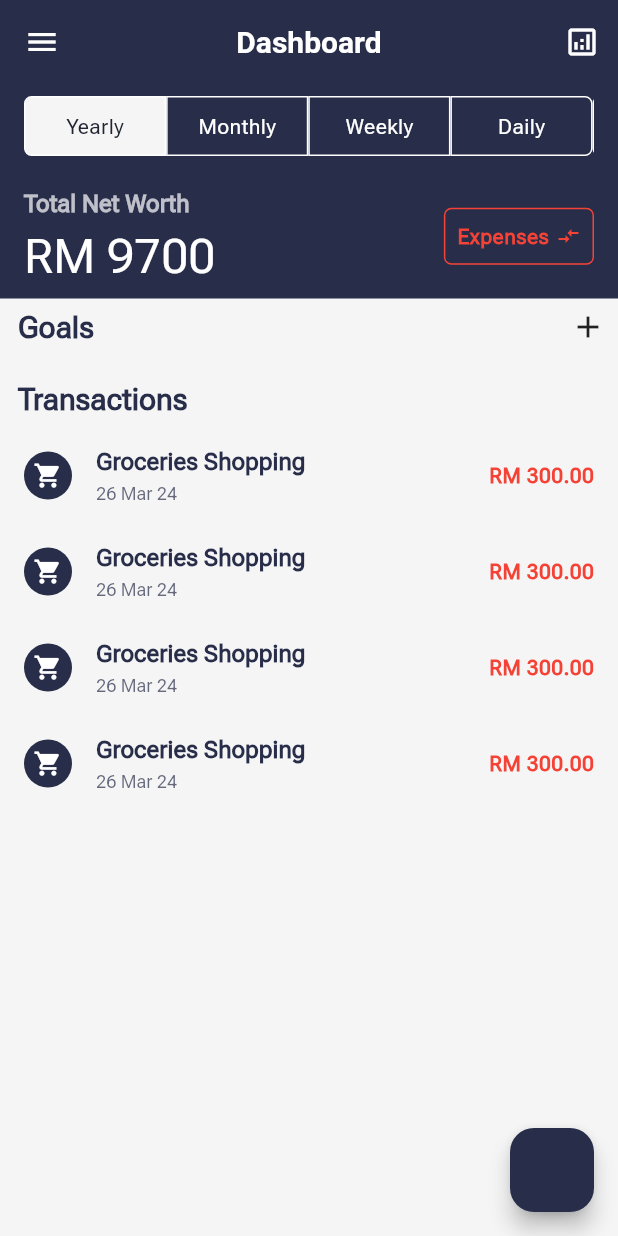
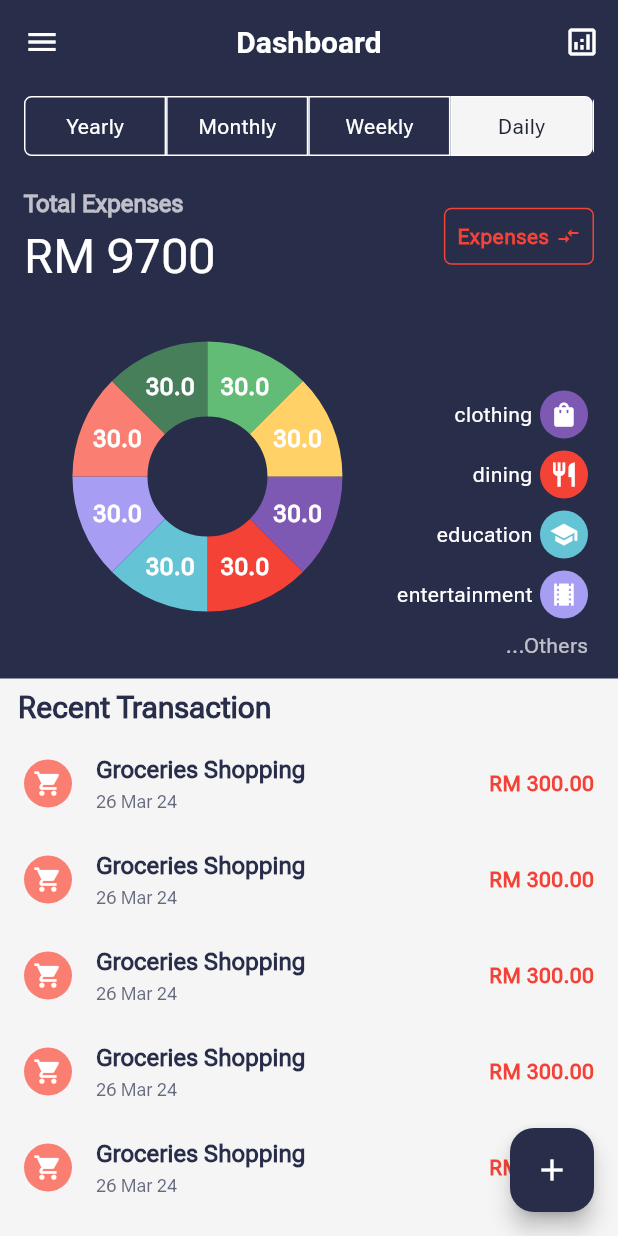
Before and after one commit to AnwarBujangHuat/budgetapp, a Flutter app: the screen it shows after launch, on a phone screen of 412 x 824 dp. Run offline on Flutter 3.47's test engine with Material 3 defaults, Android fonts, the phone set to English and light mode, and no system bars; drawn by our look-alikes of fl_chart; our stand-ins replace connectivity_plus, dartz, dio, freezed_annotation, hooks_riverpod, riverpod_annotation; generated files the repository leaves out were written again.

Commit message:
feat: :sparkles: new feature pie chart

```diff
--- a/analysis_options.yaml
+++ b/analysis_options.yaml
@@ -14,6 +14,7 @@ linter:
     - avoid_catching_errors
     - avoid_positional_boolean_parameters
     - avoid_print
+    - avoid_unnecessary_containers
     - avoid_redundant_argument_values
     - avoid_returning_null
     - avoid_returning_null_for_future
@@ -39,7 +40,6 @@ linter:
     - prefer_asserts_in_initializer_lists
     - prefer_const_constructors_in_immutables
     - prefer_constructors_over_static_methods
-    - prefer_expression_function_bodies
     - prefer_foreach
     - prefer_null_aware_method_calls
     - prefer_single_quotes
--- a/lib/app/app_style.dart
+++ b/lib/app/app_style.dart
@@ -112,11 +112,19 @@ class AppColors {
   static const Color secondaryDarkBackground = Color(0xFF1F212A);
   static const Color darkBlueVariant = Color(0xFF202531);
   static const Color lightGreen = Color(0xCC4F9360);
+  static const Color lighterGreen = Color(0xCC8EFFA8);
   static const Color lightRed = Colors.red;
   static const Color lightRedVariant = Colors.redAccent;
   static const Color darkYellow = Color(0xFFFFD700);
   static const Color lightYellow = Color(0xFFFFFF00);
   static const Color lightYellowVariant = Color(0xFFFFFACD);
+  static const Color purple = Color(0xFF7E59B3);
+  static const Color orange = Color(0xFFFA7F72);
+  static const Color green = Color(0xFF62BC76);
+  static const Color yellow = Color(0xFFFFD166);
+  static const Color lightPurple = Color(0xFFA79DF3);
+  static const Color pink = Color(0xFFFA7F72);
+  static const Color teal = Color(0xFF64C4D6);
 }
 
 class FontSize {
--- a/lib/common/utils/utils.dart
+++ b/lib/common/utils/utils.dart
@@ -21,25 +21,78 @@ Widget getCategoryIcon({required TransactionCategory category}) {
   switch (category) {
     case TransactionCategory.dining:
       return CustomIcon(
-        iconData: Icons.dining,
+        iconData: Icons.restaurant,
+        backgroundColor: getCategoryColor(category: category),
+      );
+    case TransactionCategory.travel:
+      return CustomIcon(
+        iconData: Icons.airplanemode_active,
+        backgroundColor: getCategoryColor(category: category),
+      );
+    case TransactionCategory.utilities:
+      return CustomIcon(
+        iconData: Icons.lightbulb_outline,
+        backgroundColor: getCategoryColor(category: category),
+      );
+    case TransactionCategory.rent:
+      return CustomIcon(
+        iconData: Icons.home,
+        backgroundColor: getCategoryColor(category: category),
+      );
+    case TransactionCategory.entertainment:
+      return CustomIcon(
+        iconData: Icons.local_movies,
         backgroundColor: getCategoryColor(category: category),
       );
 
+    case TransactionCategory.healthcare:
+      return CustomIcon(
+        iconData: Icons.local_hospital,
+        backgroundColor: getCategoryColor(category: category),
+      );
+    case TransactionCategory.education:
+      return CustomIcon(
+        iconData: Icons.school,
+        backgroundColor: getCategoryColor(category: category),
+      );
+    case TransactionCategory.clothing:
+      return CustomIcon(
+        iconData: Icons.shopping_bag,
+        backgroundColor: getCategoryColor(category: category),
+      );
+    case TransactionCategory.grocery:
+      return CustomIcon(
+        iconData: Icons.local_grocery_store,
+        backgroundColor: getCategoryColor(category: category),
+      );
     default:
       return CustomIcon(
-        iconData: Icons.local_grocery_store,
-        backgroundColor: getCategoryColor(
-            category:
-                category), // You can specify any background color you want
+        iconData: Icons.attach_money,
+        backgroundColor: getCategoryColor(category: category),
       );
   }
 }
 
 Color getCategoryColor({required TransactionCategory category}) {
   switch (category) {
+    case TransactionCategory.grocery:
+      return AppColors.orange;
+    case TransactionCategory.travel:
+      return AppColors.green;
+    case TransactionCategory.utilities:
+      return AppColors.lightGreen;
+    case TransactionCategory.rent:
+      return AppColors.yellow;
+    case TransactionCategory.entertainment:
+      return AppColors.lightPurple;
     case TransactionCategory.dining:
       return AppColors.lightRed;
-
+    case TransactionCategory.healthcare:
+      return AppColors.pink;
+    case TransactionCategory.education:
+      return AppColors.teal;
+    case TransactionCategory.clothing:
+      return AppColors.purple;
     default:
       return AppColors.darkBlue;
   }
--- a/lib/localization/app_en.arb
+++ b/lib/localization/app_en.arb
@@ -1,10 +1,13 @@
 {
   "@@locale": "en",
   "appTitle": "budgetapp",
-  "goals": "goals",
-  "transaction": "transaction",
+  "goals": "Goals",
+  "transaction": "Transaction",
+  "recentTransaction": "Recent Transaction",
   "dashboard": "Dashboard",
   "totalNetWorth": "Total Net Worth",
+  "totalExpenses": "Total Expenses",
+  "totalIncome": "Total Income",
   "expenses": "Expenses",
   "income": "Income",
   "yearly": "Yearly",
--- a/lib/localization/app_ms.arb
+++ b/lib/localization/app_ms.arb
@@ -3,8 +3,11 @@
   "appTitle": "budgetapp MY",
   "goals": "goals MY",
   "transaction": "transaction MY",
+  "recentTransaction": "Transaction Terkini",
   "dashboard": "dashboard MY",
   "totalNetWorth": "Total Net Worth MY",
+  "totalExpenses": "Jumlah Belanjawan",
+  "totalIncome": "Jumlah Kemasukan",
   "expenses": "Expenses",
   "income": "Income",
   "yearly": "Tahunan",
--- a/lib/localization/app_zh.arb
+++ b/lib/localization/app_zh.arb
@@ -4,6 +4,8 @@
   "transaction": "transaction MY",
   "dashboard": "dashboard MY",
   "totalNetWorth": "Total Net Worth MY",
+  "totalExpenses": "Jumlah Belanjawan",
+  "totalIncome": "Jumlah Kemasukan",
   "expenses": "Expenses",
   "income": "Income",
   "yearly": "Tahunan",
--- a/lib/presentation/dashboard/view/dashboard_view.dart
+++ b/lib/presentation/dashboard/view/dashboard_view.dart
@@ -7,8 +7,10 @@ import 'package:budgetapp/presentation/dashboard/widget/card_goal.dart';
 import 'package:budgetapp/presentation/dashboard/widget/card_transaction.dart';
 import 'package:budgetapp/presentation/dashboard/widget/expanded_fab.dart';
 import 'package:budgetapp/presentation/dashboard/widget/line_chart.dart';
+import 'package:budgetapp/presentation/dashboard/widget/pie_chart.dart';
 import 'package:budgetapp/presentation/dashboard/widget/sized_boxes.dart';
 import 'package:budgetapp/presentation/dashboard/widget/tab_duration.dart';
+import 'package:fl_chart/fl_chart.dart';
 import 'package:flutter/material.dart';
 import 'package:flutter_gen/gen_l10n/app_localizations.dart';
 import 'package:hooks_riverpod/hooks_riverpod.dart';
@@ -41,16 +43,16 @@ class DashboardView extends ConsumerWidget {
           distance: 60,
           children: [
             ActionButton(
-              title: AppLocalizations.of(context)!.income,
+              title: AppLocalizations.of(context)!.transaction,
               onPressed: () async => {
                 ref.read(transactionViewmodelProvider.notifier).insertNewdata()
               },
               icon: const Icon(Icons.attach_money),
             ),
             ActionButton(
-              title: AppLocalizations.of(context)!.expenses,
+              title: 'Import Transaction',
               onPressed: () => {},
-              icon: const Icon(Icons.payment),
+              icon: const Icon(Icons.attachment_sharp),
             ),
           ],
         ),
@@ -65,8 +67,8 @@ class DashboardView extends ConsumerWidget {
                 child: Column(
                   crossAxisAlignment: CrossAxisAlignment.start,
                   children: [
+                    MyTransactions(),
                     MyGoals(),
-                    MyTransactions(),
                   ],
                 ),
               )
@@ -121,7 +123,10 @@ class MyHeader extends ConsumerWidget {
                       crossAxisAlignment: CrossAxisAlignment.start,
                       children: [
                         Text(
-                          AppLocalizations.of(context)!.totalNetWorth,
+                          ref.watch(selectedButtonProvider) !=
+                                  AppLocalizations.of(context)!.income
+                              ? AppLocalizations.of(context)!.totalExpenses
+                              : AppLocalizations.of(context)!.totalIncome,
                           style: theme.textTheme.titleSmall!
                               .copyWith(color: AppColors.offWhiteVariant),
                         ),
@@ -148,7 +153,7 @@ class MyHeader extends ConsumerWidget {
                             color: selectedValue !=
                                     AppLocalizations.of(context)!.income
                                 ? AppColors.lightRed
-                                : AppColors.lightGreen,
+                                : AppColors.lighterGreen,
                           ),
                           borderRadius: BorderRadius.circular(5),
                         ),
@@ -163,7 +168,7 @@ class MyHeader extends ConsumerWidget {
                                   color: selectedValue !=
                                           AppLocalizations.of(context)!.income
                                       ? AppColors.lightRed
-                                      : AppColors.lightGreen,
+                                      : AppColors.lighterGreen,
                                   fontWeight: FontWeight.bold,
                                 ),
                               ),
@@ -183,6 +188,7 @@ class MyHeader extends ConsumerWidget {
                     ),
                   ],
                 ),
+                IBPieChartWidget()
               ],
             ),
           ),
@@ -221,7 +227,10 @@ class MyGoals extends ConsumerWidget {
               children: [
                 Row(
                   mainAxisAlignment: MainAxisAlignment.spaceBetween,
-                  children: [const AHeader(title: 'Goals'), Icon(Icons.add)],
+                  children: [
+                    AHeader(title: AppLocalizations.of(context)!.goals),
+                    Icon(Icons.add)
+                  ],
                 ),
                 SizedBox(
                     height: dataList.isNotEmpty ? 160 : 0,
@@ -253,13 +262,13 @@ class MyTransactions extends StatelessWidget {
 
   @override
   Widget build(BuildContext context) {
-    int maxDisplayTrascation = 4;
+    int maxDisplayTrascation = 8;
 
     List<String> meow = ['Meow', '2', '3', '2', '3', '2', '3'];
     return Column(
       crossAxisAlignment: CrossAxisAlignment.start,
       children: [
-        const AHeader(title: 'Transactions'),
+        AHeader(title: AppLocalizations.of(context)!.recentTransaction),
         ListView.builder(
           physics: const NeverScrollableScrollPhysics(),
           shrinkWrap: true,
--- a/lib/presentation/dashboard/viewmodel/dashboard_viewmodel.dart
+++ b/lib/presentation/dashboard/viewmodel/dashboard_viewmodel.dart
@@ -1,10 +1,10 @@
 import 'package:hooks_riverpod/hooks_riverpod.dart';
 
 const List<String> filterButton = <String>[
+  'Daily',
+  'Weekly',
+  'Monthly',
   'Yearly',
-  'Monthly',
-  'Weekly',
-  'Daily'
 ];
 final selectedButtonProvider = StateProvider<String?>((_) => null);
 final selectedPeriodProvider = StateProvider<String>((_) => filterButton[0]);
--- a/lib/presentation/dashboard/widget/expanded_fab.dart
+++ b/lib/presentation/dashboard/widget/expanded_fab.dart
@@ -131,7 +131,10 @@ class _ExpandableFabState extends State<FlaotingFAB>
             child: FloatingActionButton(
               backgroundColor: AppColors.darkBlue,
               onPressed: _toggle,
-              child: const Icon(Icons.add),
+              child: const Icon(
+                Icons.add,
+                color: AppColors.white,
+              ),
             ),
           ),
         ),
--- /dev/null
+++ b/lib/presentation/dashboard/widget/pie_chart.dart
@@ -0,0 +1,120 @@
+import 'package:budgetapp/app/app_style.dart';
+import 'package:budgetapp/common/const/const.dart';
+import 'package:budgetapp/common/utils/utils.dart';
+import 'package:fl_chart/fl_chart.dart';
+import 'package:flutter/material.dart';
+import 'package:hooks_riverpod/hooks_riverpod.dart';
+
+class IBPieChartWidget extends ConsumerStatefulWidget {
+  const IBPieChartWidget({super.key});
+
+  @override
+  ConsumerState<ConsumerStatefulWidget> createState() =>
+      _IBPieChartWidgetState();
+}
+
+class _IBPieChartWidgetState extends ConsumerState<IBPieChartWidget> {
+  int touchedIndex = -1;
+  Set<TransactionCategory> temp = {
+    TransactionCategory.clothing,
+    TransactionCategory.dining,
+    TransactionCategory.education,
+    TransactionCategory.entertainment,
+    TransactionCategory.grocery,
+    TransactionCategory.utilities,
+    TransactionCategory.travel,
+    TransactionCategory.rent,
+  };
+
+  @override
+  Widget build(BuildContext context) {
+    return AspectRatio(
+      aspectRatio: 1.5,
+      child: Row(
+        children: <Widget>[
+          Expanded(
+            child: AspectRatio(
+              aspectRatio: 1,
+              child: PieChart(
+                PieChartData(
+                  pieTouchData: PieTouchData(
+                    touchCallback: (FlTouchEvent event, pieTouchResponse) {
+                      setState(() {
+                        if (!event.isInterestedForInteractions ||
+                            pieTouchResponse == null ||
+                            pieTouchResponse.touchedSection == null) {
+                          touchedIndex = -1;
+                          return;
+                        }
+                        touchedIndex = pieTouchResponse
+                            .touchedSection!.touchedSectionIndex;
+                      });
+                    },
+                  ),
+                  borderData: FlBorderData(
+                    show: false,
+                  ),
+                  sectionsSpace: 0,
+                  centerSpaceRadius: 40,
+                  sections: [
+                    for (int i = 0; i < temp.length; i++)
+                      pieChartData(
+                          value: 20,
+                          category: temp.elementAt(i),
+                          isTouched: touchedIndex == i),
+                  ],
+                ),
+              ),
+            ),
+          ),
+          Column(
+            crossAxisAlignment: CrossAxisAlignment.end,
+            mainAxisAlignment: MainAxisAlignment.end,
+            children: [
+              for (int i = 0; i <= 4; i++)
+                if (i < 4)
+                  Padding(
+                    padding: const EdgeInsets.all(4.0),
+                    child: Row(
+                      children: [
+                        Text(
+                          temp.elementAt(i).name,
+                          style: TextStyle(color: Colors.white),
+                        ),
+                        SizedBox(
+                          width: 5,
+                        ),
+                        getCategoryIcon(category: temp.elementAt(i)),
+                      ],
+                    ),
+                  ),
+              Padding(
+                padding: const EdgeInsets.all(4.0),
+                child: Text(
+                  '...Others',
+                  style: TextStyle(color: AppColors.offWhiteVariant),
+                ),
+              ),
+            ],
+          )
+        ],
+      ),
+    );
+  }
+}
+
+PieChartSectionData pieChartData(
+    {required double value,
+    required TransactionCategory category,
+    bool isTouched = false}) {
+  final fontSize = isTouched ? 25.0 : 16.0;
+  final radius = isTouched ? 60.0 : 50.0;
+  return PieChartSectionData(
+      radius: radius,
+      value: 30,
+      color: getCategoryColor(category: category),
+      titleStyle: TextStyle(
+          color: AppColors.white,
+          fontWeight: FontWeight.bold,
+          fontSize: fontSize));
+}
```
Also changed, not shown: lib/common/transaction/viewmodel/transaction_viewmodel.g.dart.
